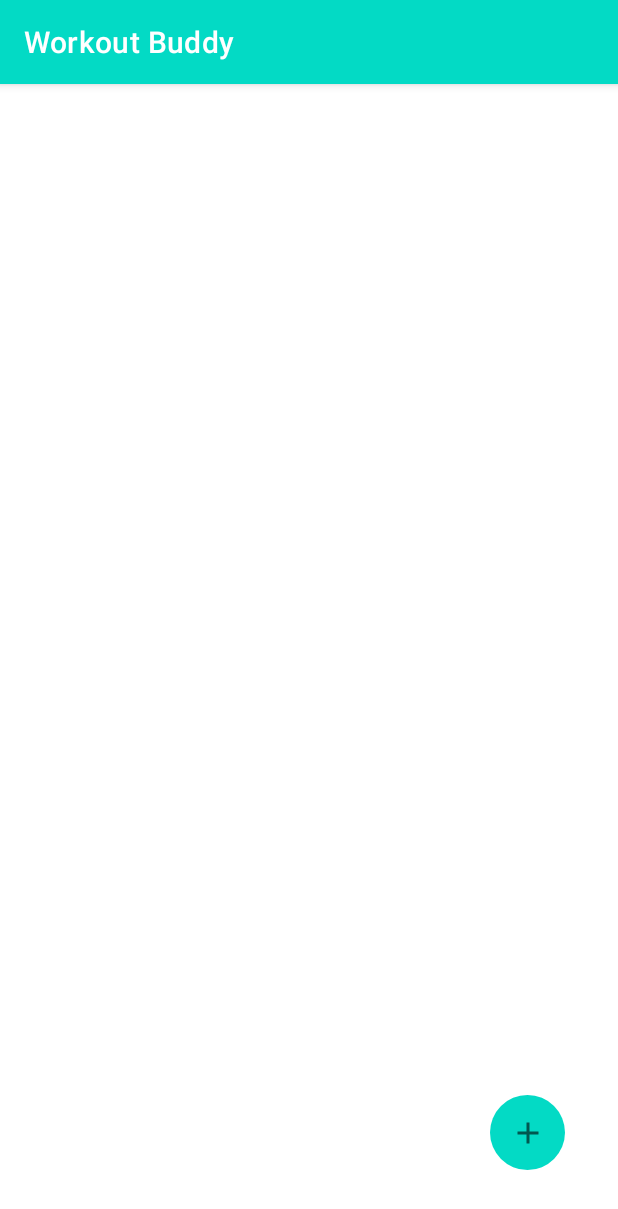
After one commit to emile067/Wokout-Buddy, an Android app: the NewWorkoutActivity screen opened directly, with no data from a screen before it, on a phone screen of 412 x 824 dp. The commit adds this screen. Shown: the top 1209 px of the screen. Run offline under Robolectric (Android 15) with nearby library versions, the phone set to English and light mode, and no system bars.

Commit message:
create new workout page

```diff
--- a/app/src/main/AndroidManifest.xml
+++ b/app/src/main/AndroidManifest.xml
@@ -9,6 +9,7 @@
         android:roundIcon="@mipmap/ic_launcher_round"
         android:supportsRtl="true"
         android:theme="@style/Theme.WorkoutBuddy">
+        <activity android:name=".ui.NewWorkoutActivity" />
         <activity android:name=".ui.MainActivity">
             <intent-filter>
                 <action android:name="android.intent.action.MAIN" />
--- /dev/null
+++ b/app/src/main/java/com/moringa/workoutbuddy/ui/NewWorkoutActivity.java
@@ -0,0 +1,16 @@
+package com.moringa.workoutbuddy.ui;
+
+import androidx.appcompat.app.AppCompatActivity;
+
+import android.os.Bundle;
+
+import com.moringa.workoutbuddy.R;
+
+public class NewWorkoutActivity extends AppCompatActivity {
+
+    @Override
+    protected void onCreate(Bundle savedInstanceState) {
+        super.onCreate(savedInstanceState);
+        setContentView(R.layout.activity_new_workout);
+    }
+}
--- /dev/null
+++ b/app/src/main/res/drawable/custom_button.xml
@@ -0,0 +1,8 @@
+<?xml version="1.0" encoding="utf-8"?>
+<shape xmlns:android="http://schemas.android.com/apk/res/android" android:shape="rectangle">
+
+    <solid android:color="@color/teal_200"/>
+
+    <corners android:radius="999dp" />
+
+</shape>
--- /dev/null
+++ b/app/src/main/res/drawable/ic_baseline_add_24.xml
@@ -0,0 +1,10 @@
+<vector xmlns:android="http://schemas.android.com/apk/res/android"
+    android:width="24dp"
+    android:height="24dp"
+    android:viewportWidth="24"
+    android:viewportHeight="24"
+    android:tint="?attr/colorControlNormal">
+  <path
+      android:fillColor="@android:color/white"
+      android:pathData="M19,13h-6v6h-2v-6H5v-2h6V5h2v6h6v2z"/>
+</vector>
--- /dev/null
+++ b/app/src/main/res/layout/activity_new_workout.xml
@@ -0,0 +1,30 @@
+<?xml version="1.0" encoding="utf-8"?>
+<RelativeLayout xmlns:android="http://schemas.android.com/apk/res/android"
+    xmlns:app="http://schemas.android.com/apk/res-auto"
+    xmlns:tools="http://schemas.android.com/tools"
+    android:layout_width="match_parent"
+    android:layout_height="match_parent"
+    tools:context=".ui.NewWorkoutActivity">
+
+    <androidx.recyclerview.widget.RecyclerView
+        android:id="@+id/exercisesRecyclerView"
+        android:layout_width="match_parent"
+        android:layout_height="wrap_content"
+        android:visibility="invisible" />
+
+    <ImageButton
+        android:id="@+id/addExerciseButton"
+        android:layout_width="50dp"
+        android:layout_height="50dp"
+        android:layout_alignParentEnd="true"
+        android:layout_alignParentRight="true"
+        android:layout_alignParentBottom="true"
+        android:layout_marginEnd="35dp"
+        android:layout_marginRight="35dp"
+        android:layout_marginBottom="44dp"
+        android:background="@drawable/custom_button"
+        android:src="@drawable/ic_baseline_add_24"
+        android:text="Button" />
+
+
+</RelativeLayout>
```
Also changed, not shown: app/build.gradle (+14 -0 lines), app/src/main/java/com/moringa/workoutbuddy/ui/MainActivity.java (+17 -0 lines).
